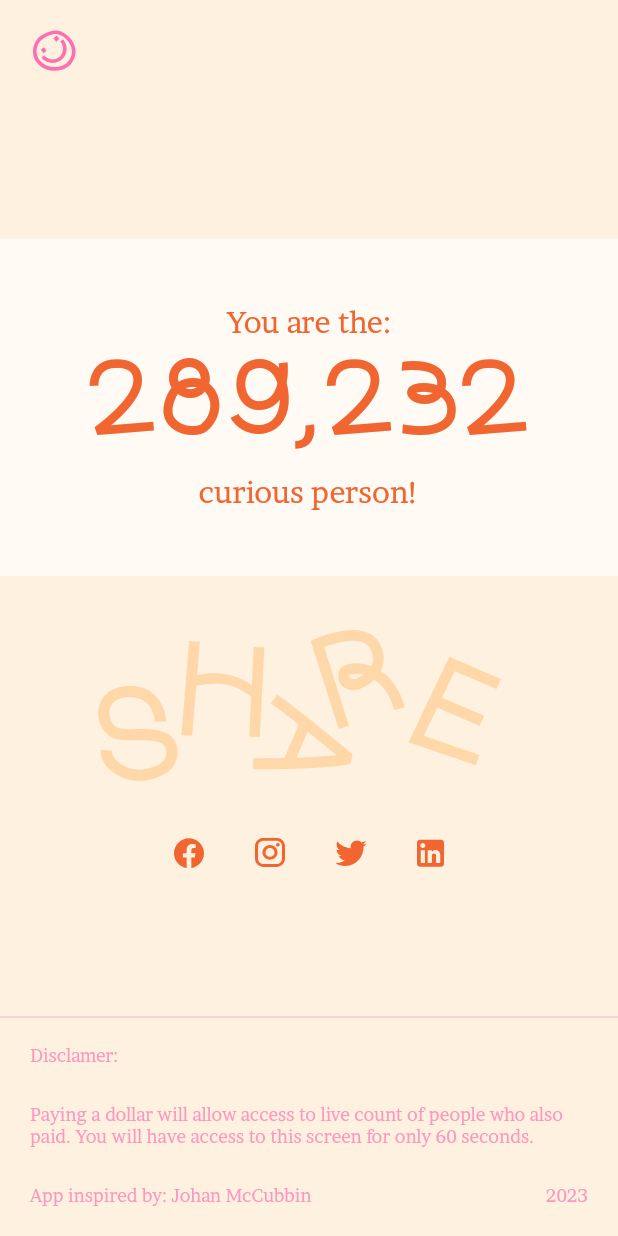
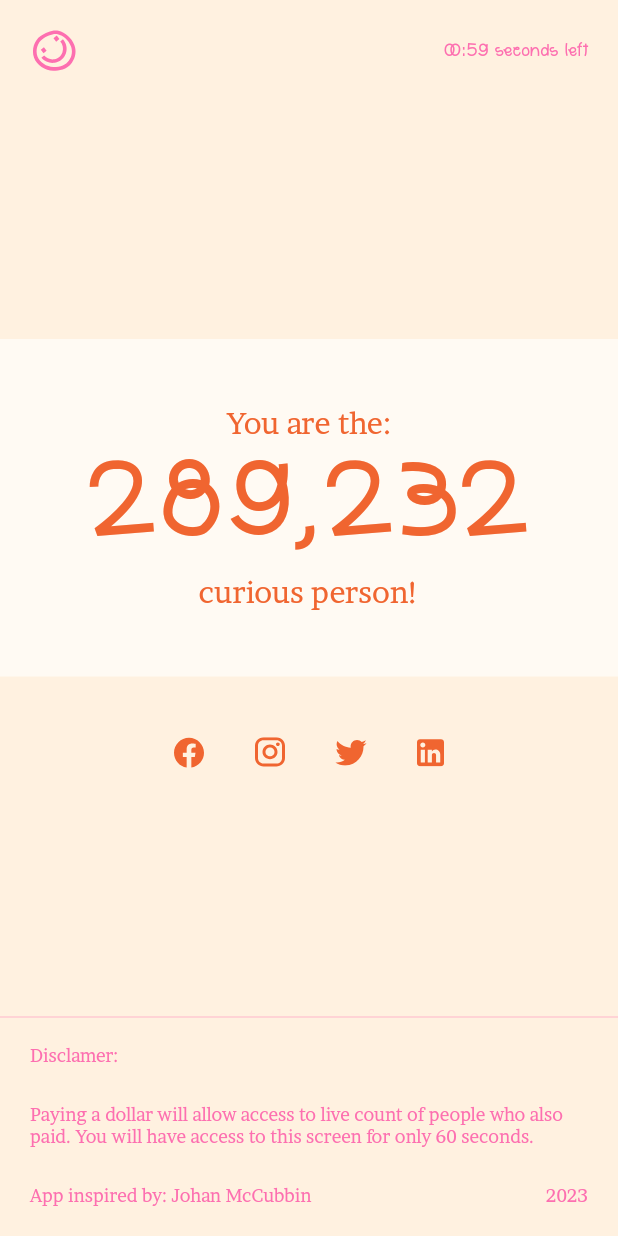
Before and after one commit to gray141592/a-dollar-app, a Flutter app: the HomeLayout screen opened by its route, after a tap on "Pay now", on a phone screen of 412 x 824 dp. Run offline on Flutter 3.47's test engine with Material 2 defaults, Android fonts, the phone set to English and light mode, and no system bars; our stand-ins replace confetti, connectivity_plus, firebase_core, flutter_svg, in_app_purchase, shared_preferences; missing offline and left inert: in_app_purchase_storekit; accounts and stored records are empty.

Commit message:
fix landing and network, add countdown

```diff
--- a/lib/components/home/fake-pay-dollar-button.dart
+++ b/lib/components/home/fake-pay-dollar-button.dart
@@ -1,5 +1,7 @@
+import 'package:a_dollar_app/controllers/index.dart';
 import 'package:a_dollar_app/theme.dart';
 import 'package:flutter/material.dart';
+import 'package:provider/provider.dart';
 
 class PayDollarButton extends StatelessWidget {
   const PayDollarButton({super.key});
@@ -8,6 +10,7 @@ class PayDollarButton extends StatelessWidget {
   Widget build(BuildContext context) {
     return TextButton(
       onPressed: () {
+        Provider.of<SuccessController>(context, listen: false).startTimer();
         Navigator.of(context).pushNamed('/success');
       },
       style: ButtonStyle(
--- /dev/null
+++ b/lib/components/layout/countdown.dart
@@ -0,0 +1,16 @@
+import 'package:a_dollar_app/theme.dart';
+import 'package:flutter/material.dart';
+
+class Countdown extends StatelessWidget {
+  final String value;
+  const Countdown({required this.value, super.key});
+
+  @override
+  Widget build(BuildContext context) {
+    return Text(
+      value,
+      style: TextStyle(
+          fontFamily: 'Boris', fontSize: 12, color: DollarTheme.pinkText),
+    );
+  }
+}
--- /dev/null
+++ b/lib/components/layout/header.dart
@@ -0,0 +1,27 @@
+import 'package:flutter/material.dart';
+import 'package:a_dollar_app/controllers/index.dart';
+import 'package:provider/provider.dart';
+import './smiley.dart';
+import './countdown.dart';
+
+class Header extends StatelessWidget {
+  const Header({super.key});
+
+  @override
+  Widget build(BuildContext context) {
+    return Consumer<SuccessController>(builder: ((_, successController, __) {
+      return Padding(
+        padding: const EdgeInsets.all(20),
+        child: Row(
+          mainAxisAlignment: MainAxisAlignment.spaceBetween,
+          children: [
+            Smiley(
+              canGoBack: !successController.hasAccess,
+            ),
+            Countdown(value: successController.timerText())
+          ],
+        ),
+      );
+    }));
+  }
+}
--- a/lib/components/layout/index.dart
+++ b/lib/components/layout/index.dart
@@ -1,2 +1,2 @@
 export './footer.dart';
-export './smiley.dart';
+export './header.dart';
--- a/lib/components/layout/smiley.dart
+++ b/lib/components/layout/smiley.dart
@@ -2,19 +2,17 @@ import 'package:flutter/material.dart';
 import 'package:flutter_svg/flutter_svg.dart';
 
 class Smiley extends StatelessWidget {
-  const Smiley({super.key});
+  final bool canGoBack;
+  const Smiley({this.canGoBack = true, super.key});
 
   @override
   Widget build(BuildContext context) {
     return GestureDetector(
-      child: Padding(
-        padding: const EdgeInsets.all(20),
-        child: SvgPicture.asset(
-          'images/smajli.svg',
-          semanticsLabel: 'smajli',
-        ),
+      child: SvgPicture.asset(
+        'images/smajli.svg',
+        semanticsLabel: 'smajli',
       ),
-      onTap: () => Navigator.of(context).maybePop(),
+      onTap: () => canGoBack ? Navigator.of(context).maybePop() : null,
     );
   }
 }
--- a/lib/components/success/share.dart
+++ b/lib/components/success/share.dart
@@ -9,13 +9,6 @@ class Share extends StatelessWidget {
     return Column(
       crossAxisAlignment: CrossAxisAlignment.center,
       children: [
-        SvgPicture.asset(
-          'images/share.svg',
-          semanticsLabel: 'share',
-        ),
-        const SizedBox(
-          height: 10,
-        ),
         Row(
           mainAxisAlignment: MainAxisAlignment.center,
           children: [
--- /dev/null
+++ b/lib/controllers/index.dart
@@ -0,0 +1,2 @@
+export './network.dart';
+export './success.dart';
--- /dev/null
+++ b/lib/controllers/success.dart
@@ -0,0 +1,44 @@
+import 'dart:async';
+
+import 'package:flutter/material.dart';
+
+class SuccessController extends ChangeNotifier {
+  int countdown = 0;
+  bool hasAccess = false;
+
+  SuccessController();
+
+  void startTimer() {
+    countdown = 60;
+    hasAccess = true;
+    Timer.periodic(
+      const Duration(seconds: 1),
+      (timer) {
+        if (countdown == 0) {
+          timer.cancel();
+          hasAccess = false;
+          notifyListeners();
+        } else {
+          countdown--;
+          notifyListeners();
+        }
+      },
+    );
+  }
+
+  String timerText() {
+    if (!hasAccess) {
+      return "";
+    }
+    if (countdown <= 0) {
+      return "Time is up";
+    }
+    if (countdown < 10) {
+      return "00:0$countdown seconds left";
+    }
+    if (countdown == 60) {
+      return "01:00 seconds left";
+    }
+    return "00:$countdown seconds left";
+  }
+}
--- a/lib/layouts/home.dart
+++ b/lib/layouts/home.dart
@@ -1,6 +1,7 @@
 import 'package:a_dollar_app/components/layout/index.dart';
+import 'package:a_dollar_app/controllers/network.dart';
 import 'package:flutter/material.dart';
-import 'package:flutter_offline/flutter_offline.dart';
+import 'package:provider/provider.dart';
 
 import 'package:a_dollar_app/screens/index.dart';
 
@@ -12,28 +13,23 @@ class HomeLayout extends StatelessWidget {
   Widget build(BuildContext context) {
     return Scaffold(
       backgroundColor: Theme.of(context).backgroundColor,
-      body: OfflineBuilder(
-        connectivityBuilder: (
-          BuildContext context,
-          ConnectivityResult connectivity,
-          Widget child,
-        ) {
-          final bool connected = connectivity != ConnectivityResult.none;
-          if (connected) {
-            return child;
-          }
-          return const OfflineScreen();
-        },
-        child: Column(
+      body: Consumer<NetworkController>(
+        builder: ((_, networkController, __) {
+          if (networkController.connected) {
+            return Column(
               crossAxisAlignment: CrossAxisAlignment.start,
               children: [
-            const Smiley(),
+                const Header(),
                 Expanded(
                   child: body,
                 ),
                 const Footer(),
               ],
-        ),
+            );
+          } else {
+            return const OfflineScreen();
+          }
+        }),
       ),
     );
   }
--- a/lib/screens/success.dart
+++ b/lib/screens/success.dart
@@ -15,7 +15,7 @@ class SuccessScreen extends StatelessWidget {
             children: const <Widget>[
               SuccessHero(),
               SizedBox(
-                height: 20,
+                height: 40,
               ),
               Share(),
             ],
--- a/lib/theme.dart
+++ b/lib/theme.dart
@@ -4,8 +4,7 @@ class DollarTheme {
   static Color background = const Color(0xFFFFF1E0);
   static Color cream = Color.fromRGBO(255, 250, 243, 1);
   static Color orangeText = const Color.fromRGBO(240, 101, 48, 1);
-  static Color pinkText =
-      const Color.fromRGBO(253, 111, 176, 1).withOpacity(0.7);
+  static Color pinkText = const Color.fromRGBO(253, 111, 176, 1);
   static Color pinkDivider =
       const Color.fromRGBO(253, 111, 176, 1).withOpacity(0.3);
 }
```
Also changed, not shown: lib/controllers/network.dart (added, +43 -0 lines), lib/main.dart (+24 -2 lines), lib/screens/loading.dart (+7 -5 lines), pubspec.yaml (+4 -3 lines), images/landing.png (added), images/share.svg (deleted), lib/firebase_options.dart (added), pubspec.lock, 14 other files. Lines whose indentation alone changed are shown as unchanged.
